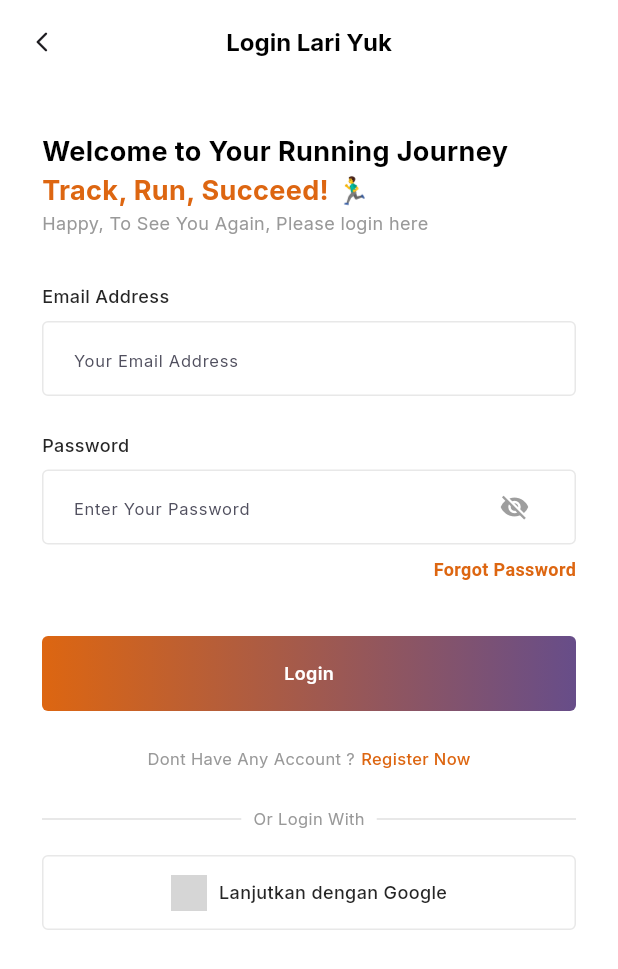
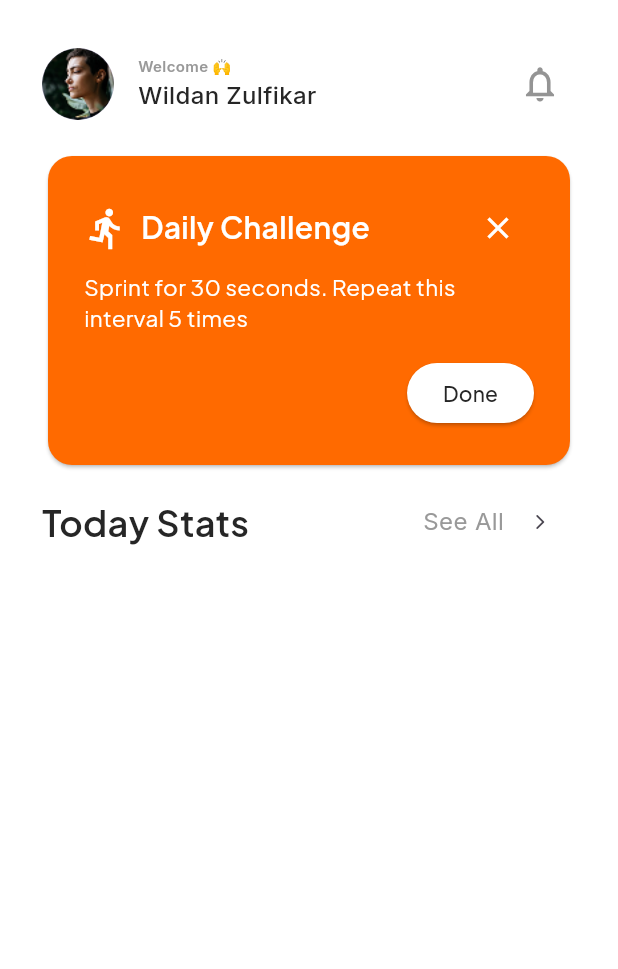
Before and after one commit to Wildanzulfikar/Project-LariYuk, a Flutter app: the screen it shows after launch, after a tap on "Login", on a phone screen of 412 x 824 dp. Shown: the top 969 px of the screen. Run offline on Flutter 3.47's test engine with Material 3 defaults, Android fonts, the phone set to English and light mode, and no system bars; our stand-ins replace google_fonts; grey boxes are pictures that could not be loaded.

Commit message:
Dashboard login

```diff
--- a/lib/main.dart
+++ b/lib/main.dart
@@ -1,4 +1,5 @@
 import 'package:flutter/material.dart';
+import 'package:lari_yuk/pages/dashboard_page.dart';
 import 'package:lari_yuk/pages/login_page.dart';
 
 void main() {
@@ -16,6 +17,7 @@ class MyApp extends StatelessWidget {
       debugShowCheckedModeBanner: false,
        routes: {
         '/' : (context) => LoginPage(),
+        '/dashboard' : (context) => DashboardPage(),
       } ,
     );
   }
--- /dev/null
+++ b/lib/pages/dashboard_page.dart
@@ -0,0 +1,172 @@
+import 'package:flutter/material.dart';
+import 'package:google_fonts/google_fonts.dart';
+import 'package:lari_yuk/theme.dart';
+
+class DashboardPage extends StatelessWidget {
+  const DashboardPage({super.key});
+
+  @override
+  Widget build(BuildContext context) {
+    return Scaffold(
+      backgroundColor: backgroundColor3,
+      resizeToAvoidBottomInset: false,
+      body: SafeArea(
+        child: Container(
+          margin: EdgeInsets.symmetric(horizontal: 28.0, vertical: 12.0),
+          padding: EdgeInsets.only(top: 20.0),
+          child: Column(
+            crossAxisAlignment: CrossAxisAlignment.start,
+            children: [
+              Row(
+                mainAxisAlignment: MainAxisAlignment.spaceBetween,
+                children: [
+                  Row(
+                    mainAxisAlignment: MainAxisAlignment.center,
+                    children: [
+                      CircleAvatar(
+                        radius: 24,
+                        backgroundImage: AssetImage('assets/photomoki.png'),
+                      ),
+                      SizedBox(width: 16.0),
+                      Column(
+                        crossAxisAlignment: CrossAxisAlignment.start,
+                        children: [
+                          Text(
+                            'Welcome 🙌',
+                            style: secondaryTextStyle.copyWith(
+                              fontSize: 10,
+                              fontWeight: FontWeight.w600,
+                            ),
+                          ),
+                          Text(
+                            'Wildan Zulfikar',
+                            style: blackTextStyle.copyWith(
+                              fontSize: 16.0,
+                              fontWeight: FontWeight.w500,
+                            ),
+                          ),
+                        ],
+                      ),
+                    ],
+                  ),
+                  IconButton(
+                    onPressed: () {},
+                    icon: Icon(Icons.notifications_none_outlined),
+                    iconSize: 28,
+                    color: secondaryColor,
+                  ),
+                ],
+              ),
+              SizedBox(height: 20.0),
+              Padding(
+                padding: EdgeInsets.all(0),
+                child: Card(
+                  color: Color(0xffFF6A00),
+                  shape: RoundedRectangleBorder(
+                    borderRadius: BorderRadius.circular(16.0),
+                  ),
+                  child: Padding(
+                    padding: EdgeInsets.all(24.0),
+                    child: Column(
+                      crossAxisAlignment: CrossAxisAlignment.start,
+                      children: [
+                        Row(
+                          mainAxisAlignment: MainAxisAlignment.spaceBetween,
+                          children: [
+                            Row(
+                              children: [
+                                Icon(
+                                  Icons.directions_run,
+                                  color: Colors.white,
+                                  size: 30,
+                                ),
+                                SizedBox(width: 8.0),
+                                Text(
+                                  'Daily Challenge',
+                                  style: GoogleFonts.plusJakartaSans(
+                                    fontSize: 20,
+                                    color: Colors.white,
+                                    fontWeight: FontWeight.w600,
+                                  ),
+                                ),
+                              ],
+                            ),
+                            IconButton(
+                              onPressed: () {},
+                              icon: Icon(
+                                Icons.close,
+                                color: Colors.white,
+                                size: 24,
+                              ),
+                            ),
+                          ],
+                        ),
+                        SizedBox(height: 4),
+                        Text(
+                          'Sprint for 30 seconds. Repeat this\ninterval 5 times',
+                          style: GoogleFonts.plusJakartaSans(
+                            fontSize: 15,
+                            color: Colors.white,
+                            fontWeight: FontWeight.w400,
+                          ),
+                        ),
+                        SizedBox(height: 16.0),
+                        Row(
+                          mainAxisAlignment: MainAxisAlignment.end,
+                          children: [
+                            ElevatedButton(
+                              onPressed: () {},
+                              style: ElevatedButton.styleFrom(
+                                backgroundColor: Colors.white,
+                                shape: RoundedRectangleBorder(
+                                  borderRadius: BorderRadius.circular(20),
+                                ),
+                              ),
+                              child: Text(
+                                'Done',
+                                style: GoogleFonts.plusJakartaSans(
+                                  color: blackColor,
+                                  fontWeight: FontWeight.w500,
+                                ),
+                              ),
+                            ),
+                          ],
+                        ),
+                      ],
+                    ),
+                  ),
+                ),
+              ),
+              SizedBox(height: 10.0),
+              Row(
+                mainAxisAlignment: MainAxisAlignment.spaceBetween,
+                children: [
+                  Text(
+                    "Today Stats",
+                    style: GoogleFonts.plusJakartaSans(
+                      fontSize: 24.0,
+                      fontWeight: FontWeight.w600,
+                      color: blackColor,
+                    ),
+                  ),
+                  Row(
+                    mainAxisAlignment: MainAxisAlignment.center,
+                    children: [
+                      Text(
+                        'See All',
+                        style: secondaryTextStyle.copyWith(fontSize: 16.0),
+                      ),
+                      IconButton(onPressed: () {
+
+                      }, icon: Icon(Icons.arrow_forward_ios_rounded), iconSize: 12.0,)
+                    ],
+                  ),
+                ],
+              ),
+            ],
+          ),
+        ),
+      ),
+    );
+  }
+}
--- a/lib/pages/login_page.dart
+++ b/lib/pages/login_page.dart
@@ -1,4 +1,5 @@
 import 'package:flutter/material.dart';
+import 'package:lari_yuk/pages/dashboard_page.dart';
 import 'package:lari_yuk/theme.dart';
 
 class LoginPage extends StatelessWidget {
@@ -6,7 +7,6 @@ class LoginPage extends StatelessWidget {
 
   @override
   Widget build(BuildContext context) {
-    // Widget Input Email
 
     Widget emailInput() {
       return Container(
@@ -47,7 +47,6 @@ class LoginPage extends StatelessWidget {
       );
     }
 
-    // Widget Password
     Widget passwordInput() {
       bool obscureText = true;
       return Container(
@@ -125,7 +124,7 @@ class LoginPage extends StatelessWidget {
     Widget submitButton() {
       return GestureDetector(
         onTap: () {
-          // Add your login logic here
+           Navigator.push(context, MaterialPageRoute(builder: (context) => DashboardPage()));
         },
         child: Container(
           height: 50,
@@ -184,11 +183,7 @@ class LoginPage extends StatelessWidget {
           child: Row(
             mainAxisAlignment: MainAxisAlignment.center,
             children: [
-              Image.network(
-                'https://upload.wikimedia.org/wikipedia/commons/5/53/Google_%22G%22_Logo.svg',
-                height: 24,
-                width: 24,
-              ),
+              Image.asset('assets/google.png', width: 24, height: 24,),
               SizedBox(width: 8.0),
               Text(
                 'Lanjutkan dengan Google',
--- a/pubspec.yaml
+++ b/pubspec.yaml
@@ -59,9 +59,8 @@ flutter:
   uses-material-design: true
 
   # To add assets to your application, add an assets section, like this:
-  # assets:
-  #   - images/a_dot_burr.jpeg
-  #   - images/a_dot_ham.jpeg
+  assets:
+    - assets/
 
   # An image asset can refer to one or more resolution-specific "variants", see
   # https://flutter.dev/to/resolution-aware-images
```
Also changed, not shown: assets/google.png (added), assets/photomoki.png (added), 1 other file.
